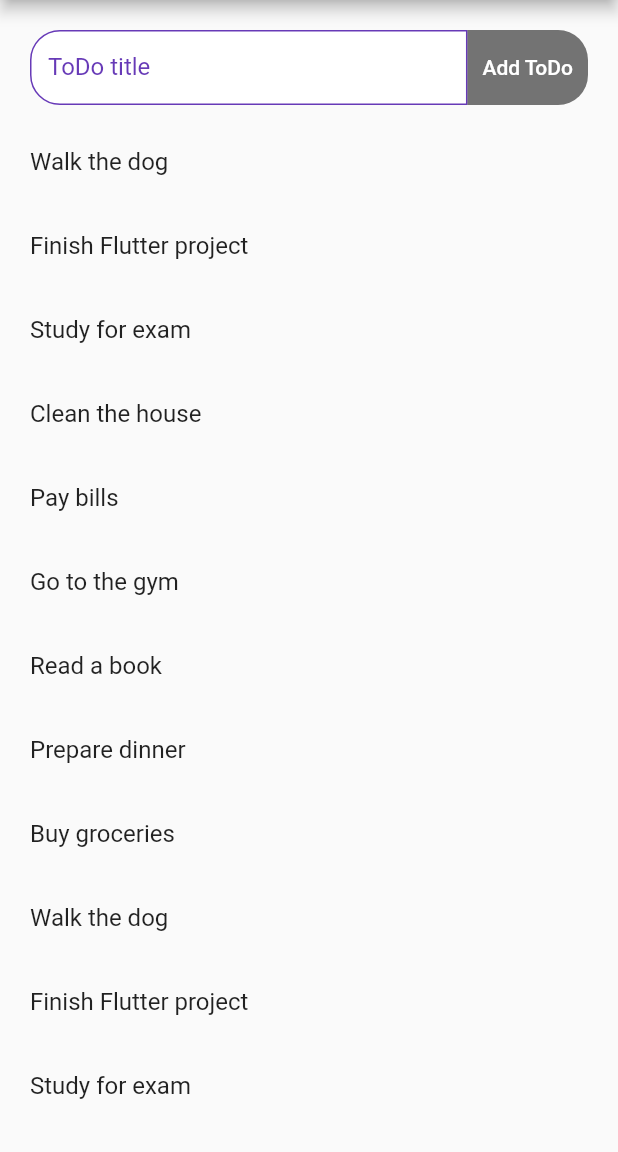
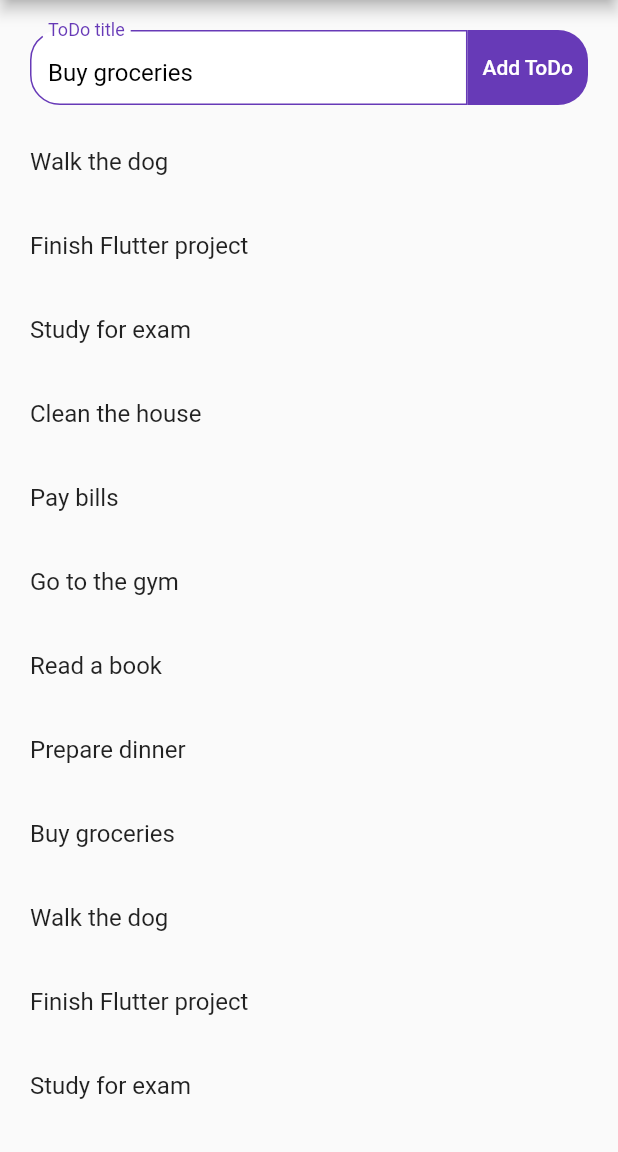
Before and after one commit to neurothrone/lnu-1dv535-a2, a Flutter app: the screen it shows after launch, after a tap on "Buy groceries", on a phone screen of 412 x 824 dp, the part 84-1236 px from its top. Run offline on Flutter 3.47's test engine with Material 2 defaults, Android fonts, the phone set to English and light mode, and no system bars.

Commit message:
move cursor to end when focused

```diff
--- a/lib/src/todos/todos_screen.dart
+++ b/lib/src/todos/todos_screen.dart
@@ -84,6 +84,10 @@ class _TodosScreenState extends State<TodosScreen> {
 
   void _removeTodo(int index) {
     setState(() {
+      _controller.text = todos[index];
+      _controller.selection = TextSelection.fromPosition(
+        TextPosition(offset: _controller.text.length),
+      );
       todos.removeAt(index);
     });
   }
```
